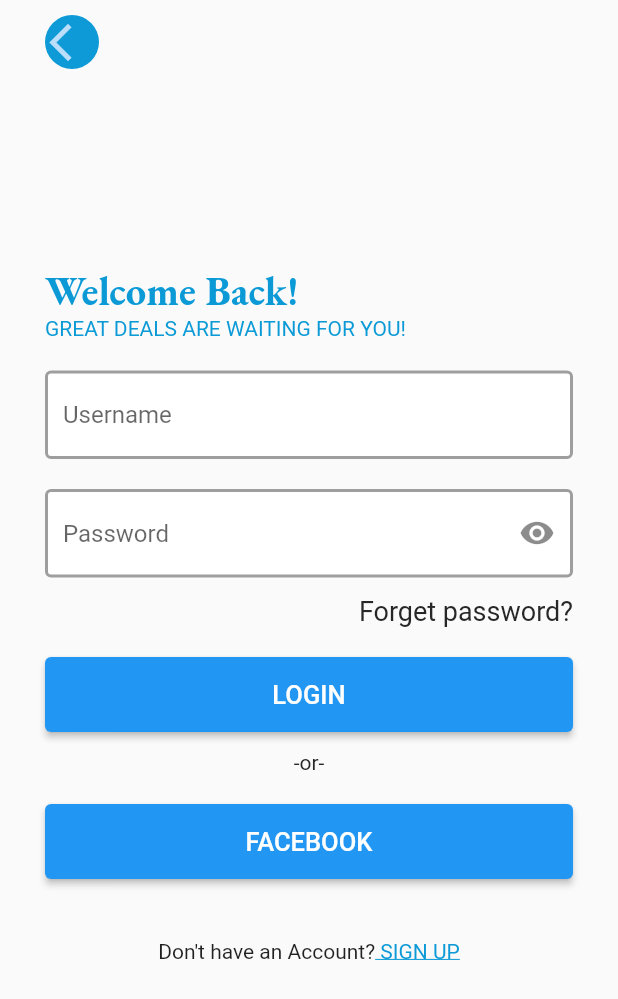
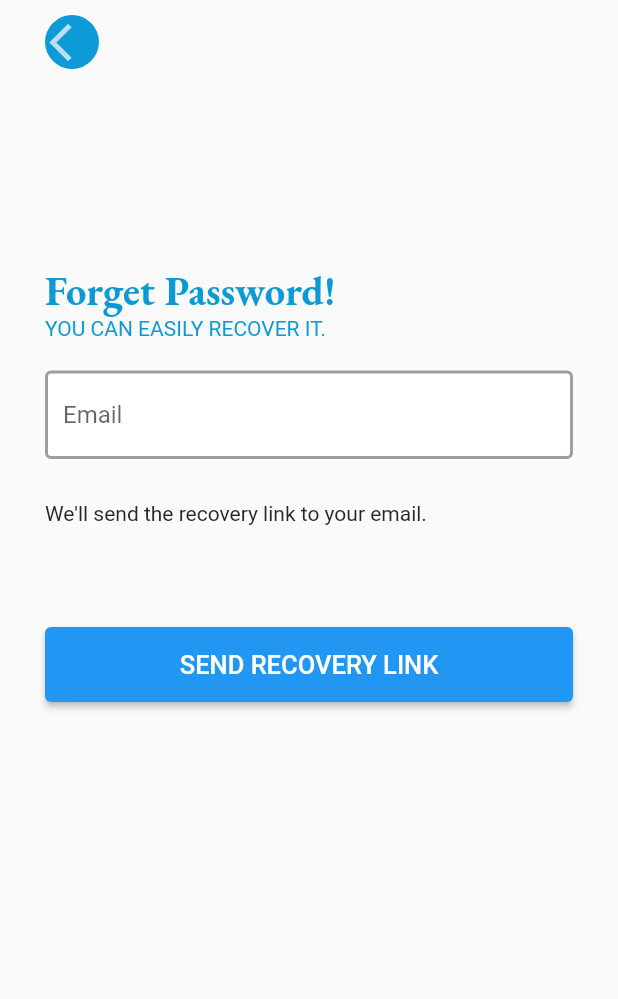
Before and after one commit to sakib151659/task2, a Flutter app: the screen it shows after launch, after a tap on "Forget password?", on a phone screen of 412 x 824 dp. Shown: the top 999 px of the screen. Run offline on Flutter 3.47's test engine with Material 2 defaults, Android fonts, the phone set to English and light mode, and no system bars; our stand-ins replace animated_splash_screen, google_fonts, hexcolor.

Commit message:
Mostly Completed

```diff
--- /dev/null
+++ b/lib/authenticate/forgetPass.dart
@@ -0,0 +1,128 @@
+import 'package:flutter/material.dart';
+import 'package:google_fonts/google_fonts.dart';
+import 'package:hexcolor/hexcolor.dart';
+import 'package:task2/authenticate/login.dart';
+import 'package:task2/sharedFile/textInputDecoration.dart';
+
+class ForgetPassword extends StatefulWidget {
+  const ForgetPassword({Key? key}) : super(key: key);
+
+  @override
+  _ForgetPasswordState createState() => _ForgetPasswordState();
+}
+
+class _ForgetPasswordState extends State<ForgetPassword> {
+  final _formKey = GlobalKey<FormState>();
+  // text field state
+  String Email = '';
+  String password = '';
+  String error = '';
+  @override
+  Widget build(BuildContext context) {
+    return Scaffold(
+      body:SafeArea(
+        child: Padding(
+          padding: const EdgeInsets.fromLTRB(30.0,10,30,0),
+          child: SingleChildScrollView(
+            child: Column(
+              mainAxisAlignment: MainAxisAlignment.center,
+              crossAxisAlignment: CrossAxisAlignment.start,
+              children: <Widget>[
+                CircleAvatar(
+                  backgroundColor: HexColor("#0E9AD6"),
+                  radius: 18,
+                  child: InkWell(
+                    child: Icon(
+                      Icons.arrow_back_ios, size: 30,
+                    ),
+                    onTap: (){
+                      Navigator.of(context).pop();
+                      Navigator.push(context, new MaterialPageRoute(builder: (context) => LoginPage() ));
+
+                    },
+                  ),
+                ),
+
+                SizedBox(height:130),
+
+
+
+                Text(
+                  'Forget Password!',
+                  style: GoogleFonts.ebGaramond(
+                    textStyle: TextStyle(color: HexColor("#0C9AD6"),
+                      fontSize: 27.0,
+                      fontWeight: FontWeight.bold,
+                    ),
+                  ),
+                ),
+
+                Text(
+                  "YOU CAN EASILY RECOVER IT.",
+                  style: TextStyle(color: HexColor("#0C9AD6"),
+                    fontSize: 14.0,
+                    fontWeight: FontWeight.normal,
+                  ),
+                ),
+
+                Form(
+                  key: _formKey,
+                  child: Column(
+                    children: <Widget>[
+                      SizedBox(height: 20.0),
+                      TextFormField(
+
+                          decoration:textInputDecoration.copyWith(
+                            hintText: 'Email',
+                          ),
+                          validator: (val) => val!.isEmpty? 'Enter your Email' : null ,
+                          onChanged: (val){
+                            setState(()=> Email = val);
+
+                          }
+                      ),
+
+
+                      SizedBox(height: 12.0),
+                      Text(
+                        error,
+                        style: TextStyle(color: Colors.red, fontSize: 14.0),
+                      ),
+
+
+                    ],
+                  ),
+                ),
+                Text(
+                  "We'll send the recovery link to your email.",
+                  style: TextStyle(color: HexColor("#272727"), fontSize: 14.0),
+                ),
+
+                SizedBox(height: 68.0),
+                Row(
+                  children: <Widget>[
+                    Expanded(
+                      child: Container(
+                        height: 50,
+                        padding: const EdgeInsets.fromLTRB(0, 0, 0, 0),
+                        child: ElevatedButton(
+                          child: const Text('SEND RECOVERY LINK',
+                            style: TextStyle(color: Colors.white, fontSize: 17.0, ),
+                          ),
+                          onPressed: () {
+
+                          },
+                        ),
+                      ),
+                    ),
+                  ],
+                ),
+
+              ],
+            ),
+          ),
+        ),
+      ),
+    );
+  }
+}
--- a/lib/authenticate/login.dart
+++ b/lib/authenticate/login.dart
@@ -1,5 +1,8 @@
 import 'package:flutter/material.dart';
 import 'package:hexcolor/hexcolor.dart';
+import 'package:task2/authenticate/forgetPass.dart';
+import 'package:task2/authenticate/signup.dart';
+import 'package:task2/home/home.dart';
 import 'package:task2/sharedFile/textInputDecoration.dart';
 import 'package:google_fonts/google_fonts.dart';
 class LoginPage extends StatefulWidget {
@@ -56,7 +59,7 @@ class _LoginPageState extends State<LoginPage> {
                 ),
 
                 Text(
-                  "GREAT DEALS ARE WAITING FOR YOU!",
+                  "GREAT DEALS ARE WAITING FOR YOU.",
                   style: TextStyle(color: HexColor("#0C9AD6"),
                     fontSize: 14.0,
                     fontWeight: FontWeight.normal,
@@ -108,6 +111,8 @@ class _LoginPageState extends State<LoginPage> {
                               ),
                               onTap: () async{
 
+                                Navigator.push(context, new MaterialPageRoute(builder: (context) => ForgetPassword() ));
+
                               },
                             ),
 
@@ -129,6 +134,10 @@ class _LoginPageState extends State<LoginPage> {
                                       style: TextStyle(color: Colors.white, fontSize: 17.0, ),
                                     ),
                                     onPressed: () {
+                                      if (_formKey.currentState!.validate()) {
+                                        Navigator.of(context).pop();
+                                        Navigator.push(context, new MaterialPageRoute(builder: (context) => HomePage() ));
+                                    }
 
                                     },
                                   ),
@@ -155,8 +164,10 @@ class _LoginPageState extends State<LoginPage> {
                                   style: TextStyle(color: Colors.white, fontSize: 17.0, ),
                                 ),
                                 onPressed: () {
+                                    Navigator.of(context).pop();
+                                    Navigator.push(context, new MaterialPageRoute(builder: (context) => HomePage() ));
+                                  }
 
-                                },
                               ),
                             ),
                           ),
@@ -189,6 +200,9 @@ class _LoginPageState extends State<LoginPage> {
                                 ),
                               ),
                               onTap: () async{
+                                Navigator.of(context).pop();
+                                Navigator.push(context, new MaterialPageRoute(builder: (context) => SignUp() ));
+
 
                               },
                             ),
--- a/lib/main.dart
+++ b/lib/main.dart
@@ -1,8 +1,9 @@
 
 import 'package:flutter/material.dart';
+import 'package:hexcolor/hexcolor.dart';
 
 import 'authenticate/login.dart';
-
+import 'package:animated_splash_screen/animated_splash_screen.dart';
 void main() {
   runApp(MyApp());
 }
@@ -12,7 +13,13 @@ class MyApp extends StatelessWidget {
   Widget build(BuildContext context) {
     return MaterialApp(
       title: "Test",
-      home: LoginPage(),
+      home: AnimatedSplashScreen(
+        splash: Image.asset('assets/appLogo.png'),
+        nextScreen: LoginPage(),
+        backgroundColor: HexColor("#0C9AD6"),
+        splashIconSize: 120,
+
+      ),
     );
   }
 }
--- a/pubspec.yaml
+++ b/pubspec.yaml
@@ -36,6 +36,7 @@ dependencies:
   cupertino_icons: ^1.0.2
   hexcolor: ^2.0.6
   google_fonts: ^2.2.0
+  animated_splash_screen: ^1.1.0
 
 dev_dependencies:
   flutter_test:
@@ -61,6 +62,8 @@ flutter:
 
   # To add assets to your application, add an assets section, like this:
   # assets:
+  assets:
+    - assets/
   #   - images/a_dot_burr.jpeg
   #   - images/a_dot_ham.jpeg
 
```
Also changed, not shown: lib/authenticate/signup.dart (+271 -0 lines), lib/home/home.dart (added, +38 -0 lines), assets/appLogo.png (added), pubspec.lock.
